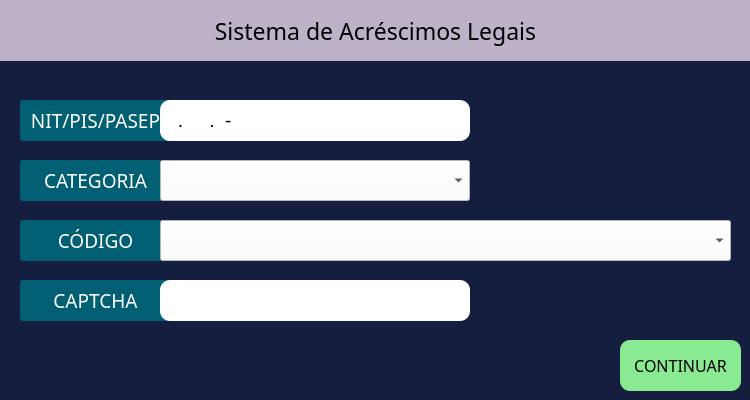
First picture: the form in assets/qt/interface3.ui, repository Dogaum1/gpsAuto, before the edit.
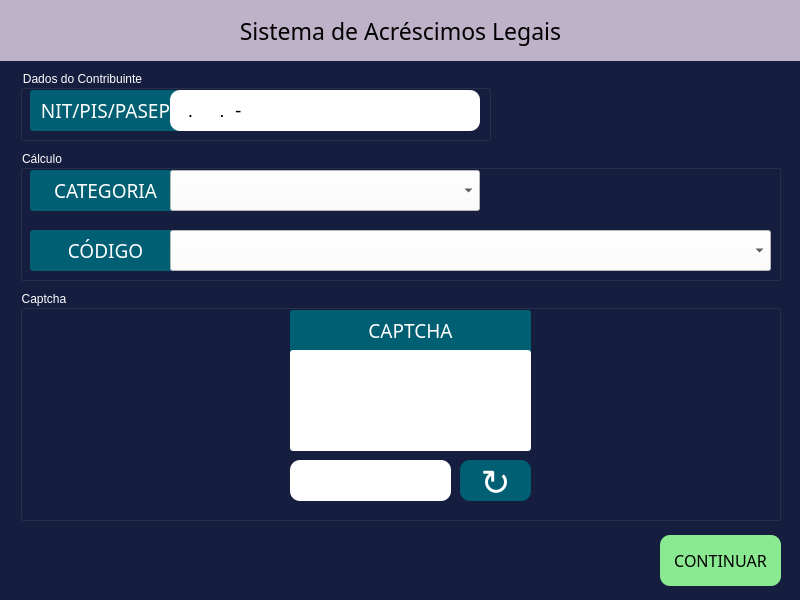
Second picture: the form after the edit. The open tabs and pages were chosen to show the change.

Commit message: atualização da inteface com implemetação do captcha interno

Patch:
```diff
--- a/assets/qt/interface3.ui
+++ b/assets/qt/interface3.ui
@@ -6,20 +6,20 @@
    <rect>
     <x>0</x>
     <y>0</y>
-    <width>750</width>
-    <height>400</height>
+    <width>800</width>
+    <height>600</height>
    </rect>
   </property>
   <property name="minimumSize">
    <size>
-    <width>750</width>
-    <height>400</height>
+    <width>800</width>
+    <height>600</height>
    </size>
   </property>
   <property name="maximumSize">
    <size>
-    <width>750</width>
-    <height>400</height>
+    <width>800</width>
+    <height>600</height>
    </size>
   </property>
   <property name="windowTitle">
@@ -56,8 +56,8 @@
      <rect>
       <x>0</x>
       <y>0</y>
-      <width>751</width>
-      <height>401</height>
+      <width>801</width>
+      <height>611</height>
      </rect>
     </property>
     <property name="layoutDirection">
@@ -286,9 +286,9 @@
       <property name="geometry">
        <rect>
         <x>0</x>
-        <y>10</y>
-        <width>751</width>
-        <height>401</height>
+        <y>60</y>
+        <width>801</width>
+        <height>541</height>
        </rect>
       </property>
       <property name="styleSheet">
@@ -298,11 +298,78 @@
        <string/>
       </property>
      </widget>
+     <widget class="QPushButton" name="continueButton">
+      <property name="geometry">
+       <rect>
+        <x>660</x>
+        <y>535</y>
+        <width>121</width>
+        <height>51</height>
+       </rect>
+      </property>
+      <property name="font">
+       <font>
+        <family>Franklin Gothic Demi</family>
+        <pointsize>12</pointsize>
+       </font>
+      </property>
+      <property name="cursor">
+       <cursorShape>PointingHandCursor</cursorShape>
+      </property>
+      <property name="styleSheet">
+       <string notr="true">border-radius: 10px;
+color:black;
+background: #8AEA92;</string>
+      </property>
+      <property name="text">
+       <string>CONTINUAR</string>
+      </property>
+     </widget>
+     <widget class="QLabel" name="titleLabel">
+      <property name="geometry">
+       <rect>
+        <x>0</x>
+        <y>0</y>
+        <width>801</width>
+        <height>61</height>
+       </rect>
+      </property>
+      <property name="font">
+       <font>
+        <family>Leelawadee UI Semilight</family>
+        <pointsize>17</pointsize>
+       </font>
+      </property>
+      <property name="styleSheet">
+       <string notr="true">background:#BEB2C8;</string>
+      </property>
+      <property name="text">
+       <string>Sistema de Acréscimos Legais</string>
+      </property>
+      <property name="alignment">
+       <set>Qt::AlignCenter</set>
+      </property>
+     </widget>
+     <widget class="QGroupBox" name="groupBox">
+      <property name="geometry">
+       <rect>
+        <x>20</x>
+        <y>70</y>
+        <width>471</width>
+        <height>71</height>
+       </rect>
+      </property>
+      <property name="styleSheet">
+       <string notr="true">color:white;</string>
+      </property>
+      <property name="title">
+       <string>Dados do Contribuinte</string>
+      </property>
      <widget class="QLabel" name="nitLabel">
       <property name="geometry">
        <rect>
-        <x>20</x>
-        <y>100</y>
+         <x>10</x>
+         <y>20</y>
         <width>151</width>
         <height>41</height>
        </rect>
@@ -341,8 +408,8 @@
      <widget class="QLineEdit" name="nitInput">
       <property name="geometry">
        <rect>
-        <x>160</x>
-        <y>100</y>
+         <x>150</x>
+         <y>20</y>
         <width>310</width>
         <height>41</height>
        </rect>
@@ -357,17 +424,34 @@
       </property>
       <property name="styleSheet">
        <string notr="true">border-radius: 10px;
-background-color:white; </string>
+background-color:white;
+color:black; </string>
       </property>
       <property name="inputMask">
        <string>999.99999.99-9</string>
       </property>
      </widget>
+     </widget>
+     <widget class="QGroupBox" name="groupBox_2">
+      <property name="geometry">
+       <rect>
+        <x>20</x>
+        <y>150</y>
+        <width>761</width>
+        <height>131</height>
+       </rect>
+      </property>
+      <property name="styleSheet">
+       <string notr="true">color:white;</string>
+      </property>
+      <property name="title">
+       <string>Cálculo</string>
+      </property>
      <widget class="QLabel" name="categoryLabel">
       <property name="geometry">
        <rect>
-        <x>20</x>
-        <y>160</y>
+         <x>10</x>
+         <y>20</y>
         <width>151</width>
         <height>41</height>
        </rect>
@@ -400,8 +484,8 @@
      <widget class="QComboBox" name="categoryInput">
       <property name="geometry">
        <rect>
-        <x>160</x>
-        <y>160</y>
+         <x>150</x>
+         <y>20</y>
         <width>310</width>
         <height>41</height>
        </rect>
@@ -419,39 +503,15 @@
        <bool>false</bool>
       </property>
       <property name="styleSheet">
-       <string notr="true">background-color:white; </string>
-      </property>
-     </widget>
-     <widget class="QComboBox" name="paymentCodeInput">
-      <property name="geometry">
-       <rect>
-        <x>160</x>
-        <y>220</y>
-        <width>571</width>
-        <height>41</height>
-       </rect>
-      </property>
-      <property name="font">
-       <font>
-        <family>Calibri</family>
-        <pointsize>9</pointsize>
-       </font>
-      </property>
-      <property name="layoutDirection">
-       <enum>Qt::LeftToRight</enum>
-      </property>
-      <property name="autoFillBackground">
-       <bool>false</bool>
-      </property>
-      <property name="styleSheet">
-       <string notr="true">background-color:white; </string>
+        <string notr="true">background-color:white; 
+color:black</string>
       </property>
      </widget>
      <widget class="QLabel" name="paymentCodeLabel">
       <property name="geometry">
        <rect>
-        <x>20</x>
-        <y>220</y>
+         <x>10</x>
+         <y>80</y>
         <width>151</width>
         <height>41</height>
        </rect>
@@ -481,115 +541,32 @@
        <set>Qt::AlignCenter</set>
       </property>
      </widget>
-     <widget class="QLineEdit" name="captchaInput">
+      <widget class="QComboBox" name="paymentCodeInput">
       <property name="geometry">
        <rect>
-        <x>160</x>
-        <y>280</y>
-        <width>310</width>
+         <x>150</x>
+         <y>80</y>
+         <width>601</width>
         <height>41</height>
        </rect>
       </property>
       <property name="font">
        <font>
         <family>Calibri</family>
-        <pointsize>14</pointsize>
-       </font>
-      </property>
-      <property name="styleSheet">
-       <string notr="true">border-radius: 10px;
-background-color:white; </string>
-      </property>
-     </widget>
-     <widget class="QLabel" name="captchaLabel">
-      <property name="geometry">
-       <rect>
-        <x>20</x>
-        <y>280</y>
-        <width>151</width>
-        <height>41</height>
-       </rect>
-      </property>
-      <property name="font">
-       <font>
-        <family>Leelawadee UI Semilight</family>
-        <pointsize>14</pointsize>
-        <stylestrategy>PreferDefault</stylestrategy>
-       </font>
-      </property>
-      <property name="toolTipDuration">
-       <number>-7</number>
-      </property>
+         <pointsize>9</pointsize>
+        </font>
+       </property>
+       <property name="layoutDirection">
+        <enum>Qt::LeftToRight</enum>
+       </property>
+       <property name="autoFillBackground">
+        <bool>false</bool>
+       </property>
       <property name="styleSheet">
-       <string notr="true">color: white;
-background:#005f73;
-border-radius: 3px;
-</string>
-      </property>
-      <property name="frameShape">
-       <enum>QFrame::NoFrame</enum>
-      </property>
-      <property name="text">
-       <string>CAPTCHA</string>
-      </property>
-      <property name="alignment">
-       <set>Qt::AlignCenter</set>
-      </property>
-     </widget>
-     <widget class="QPushButton" name="continueButton">
-      <property name="geometry">
-       <rect>
-        <x>620</x>
-        <y>340</y>
-        <width>121</width>
-        <height>51</height>
-       </rect>
-      </property>
-      <property name="font">
-       <font>
-        <family>Franklin Gothic Demi</family>
-        <pointsize>12</pointsize>
-       </font>
-      </property>
-      <property name="cursor">
-       <cursorShape>PointingHandCursor</cursorShape>
-      </property>
-      <property name="styleSheet">
-       <string notr="true">border-radius: 10px;
-color:black;
-background: #8AEA92;</string>
-      </property>
-      <property name="text">
-       <string>CONTINUAR</string>
-      </property>
-     </widget>
-     <widget class="QLabel" name="titleLabel">
-      <property name="geometry">
-       <rect>
-        <x>0</x>
-        <y>0</y>
-        <width>751</width>
-        <height>61</height>
-       </rect>
-      </property>
-      <property name="font">
-       <font>
-        <family>Leelawadee UI Semilight</family>
-        <pointsize>17</pointsize>
-       </font>
-      </property>
-      <property name="styleSheet">
-       <string notr="true">background:#BEB2C8;</string>
-      </property>
-      <property name="text">
-       <string>Sistema de Acréscimos Legais</string>
-      </property>
-      <property name="alignment">
-       <set>Qt::AlignCenter</set>
-      </property>
-     </widget>
-     <zorder>background_3</zorder>
-     <zorder>nitLabel</zorder>
+        <string notr="true">background-color:white; 
+color:black;</string>
+       </property>
+      </widget>
      <zorder>categoryLabel</zorder>
      <zorder>paymentCodeLabel</zorder>
      <zorder>captchaLabel</zorder>
@@ -597,8 +574,178 @@
      <zorder>nitInput</zorder>
      <zorder>categoryInput</zorder>
      <zorder>paymentCodeInput</zorder>
+     </widget>
+     <widget class="QGroupBox" name="groupBox_3">
+      <property name="geometry">
+       <rect>
+        <x>20</x>
+        <y>290</y>
+        <width>761</width>
+        <height>231</height>
+       </rect>
+      </property>
+      <property name="styleSheet">
+       <string notr="true">color:white;</string>
+      </property>
+      <property name="title">
+       <string>Captcha</string>
+      </property>
+      <widget class="QPushButton" name="reloadCaptchaButton">
+       <property name="geometry">
+        <rect>
+         <x>440</x>
+         <y>170</y>
+         <width>71</width>
+         <height>41</height>
+        </rect>
+       </property>
+       <property name="font">
+        <font>
+         <family>Franklin Gothic Demi</family>
+         <pointsize>27</pointsize>
+        </font>
+       </property>
+       <property name="cursor">
+        <cursorShape>PointingHandCursor</cursorShape>
+       </property>
+       <property name="styleSheet">
+        <string notr="true">color: white;
+background:#005f73;
+border-radius: 10px;
+</string>
+       </property>
+       <property name="text">
+        <string>↻</string>
+       </property>
+      </widget>
+      <widget class="QLabel" name="captchaImageLabel">
+       <property name="geometry">
+        <rect>
+         <x>270</x>
+         <y>60</y>
+         <width>241</width>
+         <height>101</height>
+        </rect>
+       </property>
+       <property name="font">
+        <font>
+         <family>Leelawadee UI Semilight</family>
+         <pointsize>14</pointsize>
+         <stylestrategy>PreferDefault</stylestrategy>
+        </font>
+       </property>
+       <property name="toolTipDuration">
+        <number>-7</number>
+       </property>
+       <property name="styleSheet">
+        <string notr="true">
+background:white;
+border-radius: 3px;
+</string>
+       </property>
+       <property name="frameShape">
+        <enum>QFrame::NoFrame</enum>
+       </property>
+       <property name="text">
+        <string/>
+       </property>
+       <property name="alignment">
+        <set>Qt::AlignCenter</set>
+       </property>
+      </widget>
+      <widget class="QLabel" name="captchaLabel_2">
+       <property name="geometry">
+        <rect>
+         <x>270</x>
+         <y>20</y>
+         <width>241</width>
+         <height>51</height>
+        </rect>
+       </property>
+       <property name="font">
+        <font>
+         <family>Leelawadee UI Semilight</family>
+         <pointsize>14</pointsize>
+         <stylestrategy>PreferDefault</stylestrategy>
+        </font>
+       </property>
+       <property name="toolTipDuration">
+        <number>-7</number>
+       </property>
+       <property name="styleSheet">
+        <string notr="true">background:#005f73;
+border-radius: 3px;
+</string>
+       </property>
+       <property name="frameShape">
+        <enum>QFrame::NoFrame</enum>
+       </property>
+       <property name="text">
+        <string/>
+       </property>
+       <property name="alignment">
+        <set>Qt::AlignCenter</set>
+       </property>
+      </widget>
+      <widget class="QLineEdit" name="captchaInput">
+       <property name="geometry">
+        <rect>
+         <x>270</x>
+         <y>170</y>
+         <width>161</width>
+         <height>41</height>
+        </rect>
+       </property>
+       <property name="font">
+        <font>
+         <family>Calibri</family>
+         <pointsize>14</pointsize>
+        </font>
+       </property>
+       <property name="styleSheet">
+        <string notr="true">border-radius: 10px;
+background-color:white; 
+color:black</string>
+       </property>
+      </widget>
+      <widget class="QLabel" name="captchaLabel_3">
+       <property name="geometry">
+        <rect>
+         <x>270</x>
+         <y>20</y>
+         <width>241</width>
+         <height>40</height>
+        </rect>
+       </property>
+       <property name="font">
+        <font>
+         <family>Leelawadee UI Semilight</family>
+         <pointsize>14</pointsize>
+         <stylestrategy>PreferDefault</stylestrategy>
+        </font>
+       </property>
+       <property name="toolTipDuration">
+        <number>-7</number>
+       </property>
+       <property name="styleSheet">
+        <string notr="true">color: white;</string>
+       </property>
+       <property name="frameShape">
+        <enum>QFrame::NoFrame</enum>
+       </property>
+       <property name="text">
+        <string>CAPTCHA</string>
+       </property>
+       <property name="alignment">
+        <set>Qt::AlignCenter</set>
+       </property>
+      </widget>
+      <zorder>reloadCaptchaButton</zorder>
+      <zorder>captchaLabel_2</zorder>
      <zorder>captchaInput</zorder>
-     <zorder>titleLabel</zorder>
+      <zorder>captchaImageLabel</zorder>
+      <zorder>captchaLabel_3</zorder>
+     </widget>
     </widget>
     <widget class="QWidget" name="page3">
      <widget class="QLabel" name="background_4">
```
Left out of the diff: 1317 changed lines with no effect on the pictures. Lines whose indentation alone changed are shown as unchanged. The commit also changes 6 other files.
